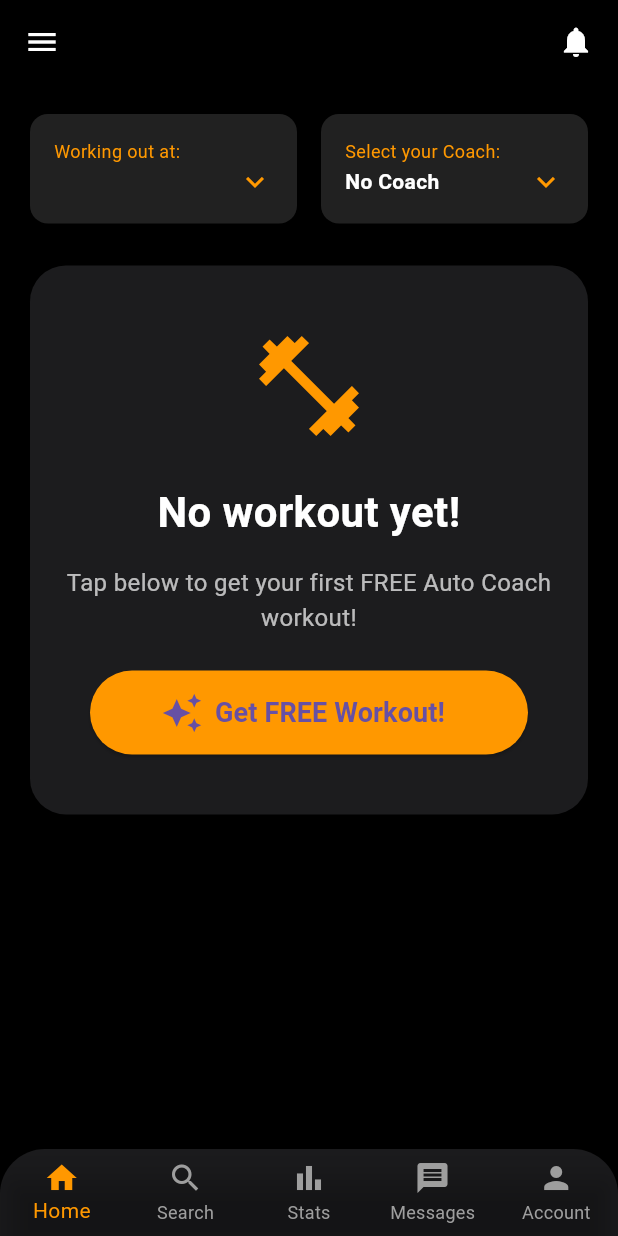
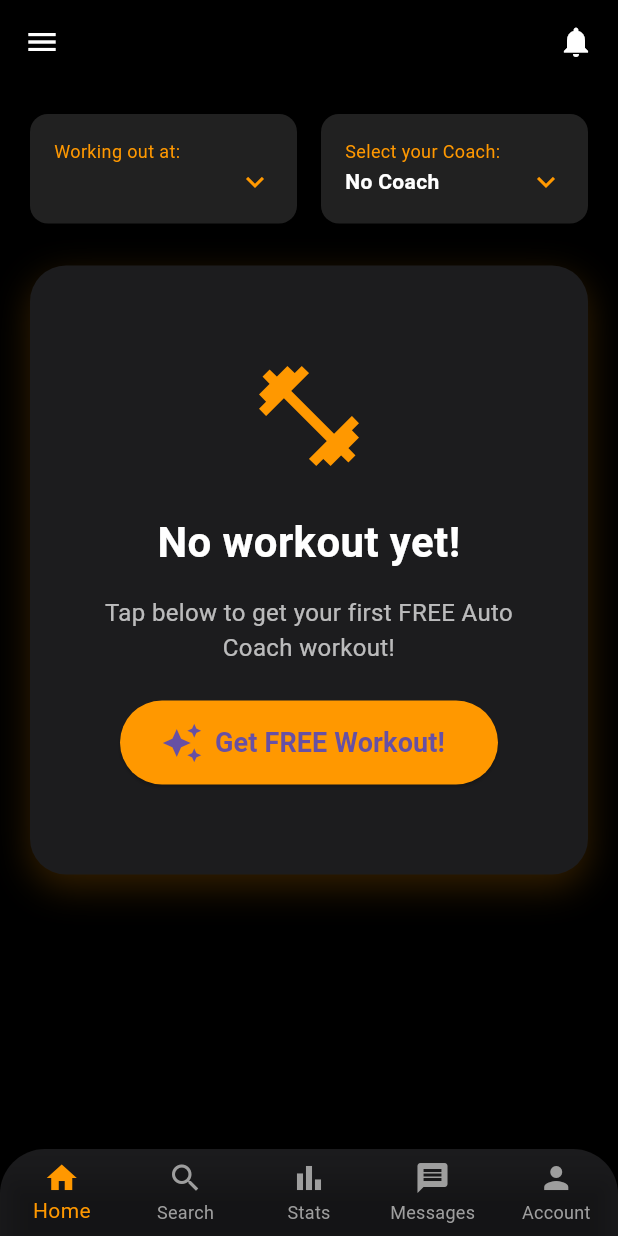
Before and after one commit to ottoorta/weightlifting-tracker, a Flutter app: the HomeScreen screen opened by its route, on a phone screen of 412 x 824 dp. Run offline on Flutter 3.47's test engine with Material 3 defaults, Android fonts, the phone set to English and light mode, and no system bars; our stand-ins replace cloud_firestore, firebase_auth, firebase_core, google_sign_in, shared_preferences; missing offline and left inert: flutter_facebook_auth; accounts and stored records are empty; Roboto replaces fonts that are missing (Montserrat).

Commit message:
fix: FINAL  all widgets included, card hugs, no overflow

```diff
--- a/lib/main.dart
+++ b/lib/main.dart
@@ -3,7 +3,7 @@ import 'package:flutter/material.dart';
 import 'package:firebase_core/firebase_core.dart';
 import 'package:firebase_auth/firebase_auth.dart';
 
-import 'screens/splash_screen.dart';
+import 'screens/splash_screen.dart'; // NOW USED
 import 'screens/sign_in_screen.dart';
 import 'screens/sign_up_screen.dart';
 import 'screens/confirmation_code_screen.dart';
@@ -17,7 +17,7 @@ import 'screens/search_menu_screen.dart';
 import 'screens/stats_screen.dart';
 import 'screens/messages_screen.dart';
 import 'screens/profile_screen.dart';
-import 'package:iron_coach/screens/workout_main.dart';
+import 'screens/workout_main.dart';
 
 void main() async {
   WidgetsFlutterBinding.ensureInitialized();
@@ -38,8 +38,9 @@ class IronCoachApp extends StatelessWidget {
         fontFamily: 'Montserrat',
         scaffoldBackgroundColor: Colors.transparent,
       ),
-      home: const AuthWrapper(), // THIS IS YOUR START
+      home: const SplashScreen(), // SPLASH FIRST
       routes: {
+        '/splash': (context) => const SplashScreen(),
         '/signin': (context) => const SignInScreen(),
         '/signup': (context) => const SignUpScreen(),
         '/forgot': (context) => const ForgotPasswordScreen(),
--- a/lib/screens/home_screen.dart
+++ b/lib/screens/home_screen.dart
@@ -107,7 +107,7 @@ class _HomeScreenState extends State<HomeScreen> {
       body: SafeArea(
         child: Column(
           children: [
-            // TOP DROPDOWNS — FULL WIDTH
+            // TOP DROPDOWNS
             Padding(
               padding: const EdgeInsets.all(20),
               child: Row(
@@ -131,13 +131,16 @@ class _HomeScreenState extends State<HomeScreen> {
               ),
             ),
 
-            // FULL-WIDTH CARD — NO PADDING
-            const WorkoutCard(),
+            // CARD — HUGS CONTENT
+            Padding(
+              padding: const EdgeInsets.symmetric(horizontal: 20, vertical: 8),
+              child: WorkoutCard(),
+            ),
 
             // PUSH NAV TO BOTTOM
             const Spacer(),
 
-            // BOTTOM NAV
+            // BOTTOM NAV — FIXED
             Container(
               decoration: const BoxDecoration(
                 color: Color(0xFF1C1C1E),
--- a/lib/screens/splash_screen.dart
+++ b/lib/screens/splash_screen.dart
@@ -57,6 +57,7 @@ class _SplashScreenState extends State<SplashScreen> {
               const Spacer(),
               Padding(
                 padding: const EdgeInsets.fromLTRB(40, 0, 40, 60),
+                /*
                 child: ElevatedButton(
                   onPressed: () => Navigator.pushNamed(context, '/signin'),
                   style: ElevatedButton.styleFrom(
@@ -69,7 +70,7 @@ class _SplashScreenState extends State<SplashScreen> {
                   child: const Text("Sign in",
                       style:
                           TextStyle(fontSize: 18, fontWeight: FontWeight.bold)),
-                ),
+                ),*/
               ),
             ],
           ),
--- a/lib/widgets/workout_card.dart
+++ b/lib/widgets/workout_card.dart
@@ -192,12 +192,22 @@ class _WorkoutCardState extends State<WorkoutCard> {
 
   Widget _buildEmptyCard() {
     return Container(
-      margin: const EdgeInsets.symmetric(horizontal: 20, vertical: 8),
+      margin: EdgeInsets.zero,
+      width: double.infinity,
+      padding: const EdgeInsets.all(20),
       decoration: BoxDecoration(
-          color: const Color(0xFF1C1C1E),
-          borderRadius: BorderRadius.circular(24)),
+        color: const Color(0xFF1C1C1E),
+        borderRadius: BorderRadius.circular(24),
+        boxShadow: [
+          BoxShadow(
+              color: Colors.orange.withOpacity(0.2),
+              blurRadius: 20,
+              offset: const Offset(0, 8))
+        ],
+      ),
       child: Column(
         mainAxisSize: MainAxisSize.min,
+        crossAxisAlignment: CrossAxisAlignment.start,
         children: [
           const Padding(
             padding: EdgeInsets.fromLTRB(24, 40, 24, 24),
```
